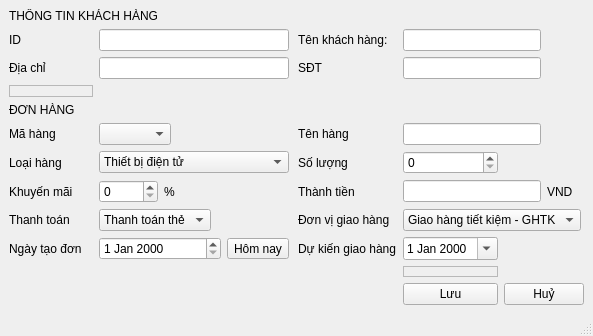
The window that taodonhang.ui (si13ncer/DoAnCTDL) describes before a commit, drawn with Qt 5.
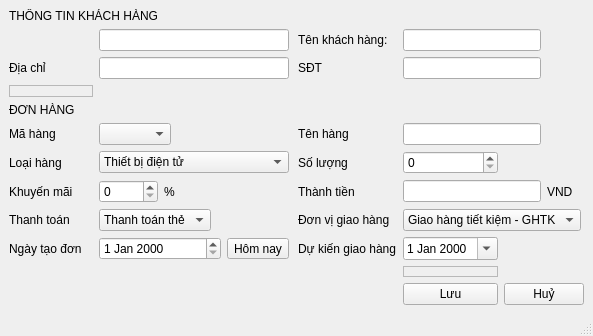
The same window after the commit.

Diff of the .ui file:
```diff
--- a/taodonhang.ui
+++ b/taodonhang.ui
@@ -148,13 +148,6 @@
       </property>
      </widget>
     </item>
-    <item row="1" column="0">
-     <widget class="QLabel" name="label_3">
-      <property name="text">
-       <string>ID                    </string>
-      </property>
-     </widget>
-    </item>
     <item row="7" column="0">
      <widget class="QLabel" name="lblKM">
       <property name="text">
```
